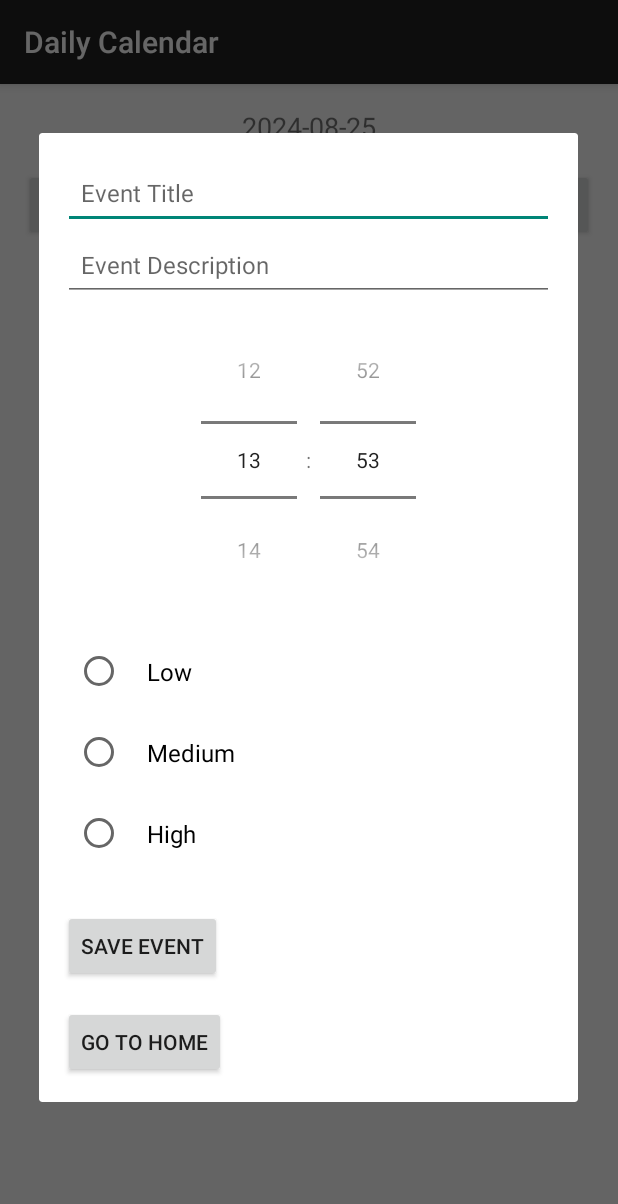
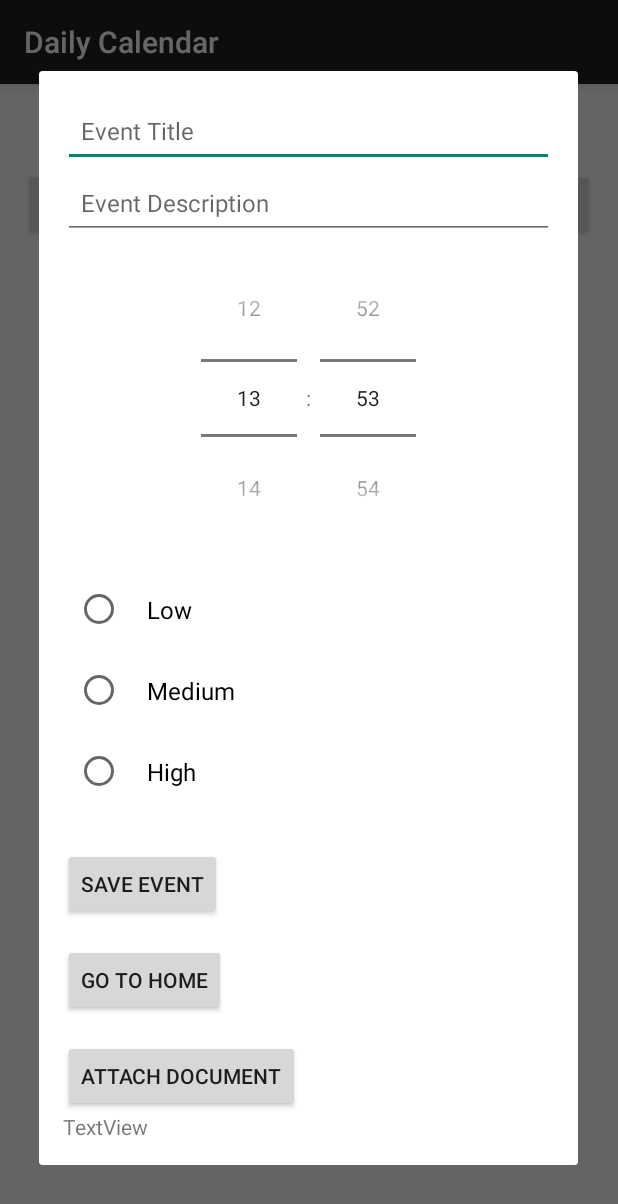
Before and after one commit to shereenwalid/Android-Project-Calendar-2, an Android app: the screen it shows after launch (MainActivity), after a tap on "ADD EVENT", on a phone screen of 412 x 824 dp. Shown: the top 1204 px of the screen. Run offline under Robolectric (Android 15) with nearby library versions, the phone set to English and light mode, and no system bars.

Commit message:
Update dialog_add_event.xml

```diff
--- a/app/src/main/res/layout/dialog_add_event.xml
+++ b/app/src/main/res/layout/dialog_add_event.xml
@@ -77,5 +77,19 @@ android:padding="16dp">
         android:layout_marginTop="16dp"
         android:layout_marginEnd="16dp"/>
 
+    <Button
+        android:id="@+id/btnAttach"
+        android:layout_width="wrap_content"
+        android:layout_height="wrap_content"
+        android:layout_marginTop="16dp"
+        android:layout_marginEnd="16dp"
+        android:text="Attach document" />
+
+    <TextView
+        android:id="@+id/tvFileName"
+        android:layout_width="match_parent"
+        android:layout_height="wrap_content"
+        android:text="TextView" />
+
 
 </LinearLayout>
```
